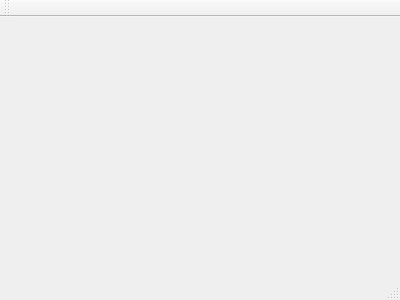
This is mainwindow.ui in aspirantip/spascharm_hvp as Qt 5 draws it before an edit. The edited form follows.
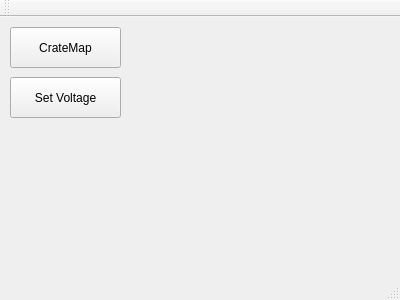
This is the edited form.

Commit message:
The Login(), Logout() and getCrateMap() functions are implemented.
Function getCrateMap() displays information about the modules that are
standing in the crate CAEN.

```diff
--- a/mainwindow.ui
+++ b/mainwindow.ui
@@ -13,7 +13,34 @@
   <property name="windowTitle">
    <string>MainWindow</string>
   </property>
-  <widget class="QWidget" name="centralWidget"/>
+  <widget class="QWidget" name="centralWidget">
+   <widget class="QPushButton" name="pbCrateMap">
+    <property name="geometry">
+     <rect>
+      <x>10</x>
+      <y>10</y>
+      <width>111</width>
+      <height>41</height>
+     </rect>
+    </property>
+    <property name="text">
+     <string>CrateMap</string>
+    </property>
+   </widget>
+   <widget class="QPushButton" name="pbSetVoltage">
+    <property name="geometry">
+     <rect>
+      <x>10</x>
+      <y>60</y>
+      <width>111</width>
+      <height>41</height>
+     </rect>
+    </property>
+    <property name="text">
+     <string>Set Voltage</string>
+    </property>
+   </widget>
+  </widget>
   <widget class="QMenuBar" name="menuBar">
    <property name="geometry">
     <rect>
```
The commit also changes 5 other files.
